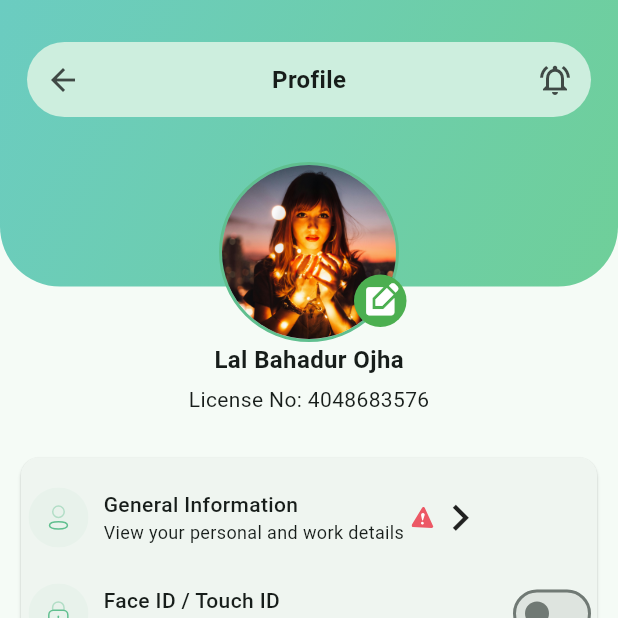
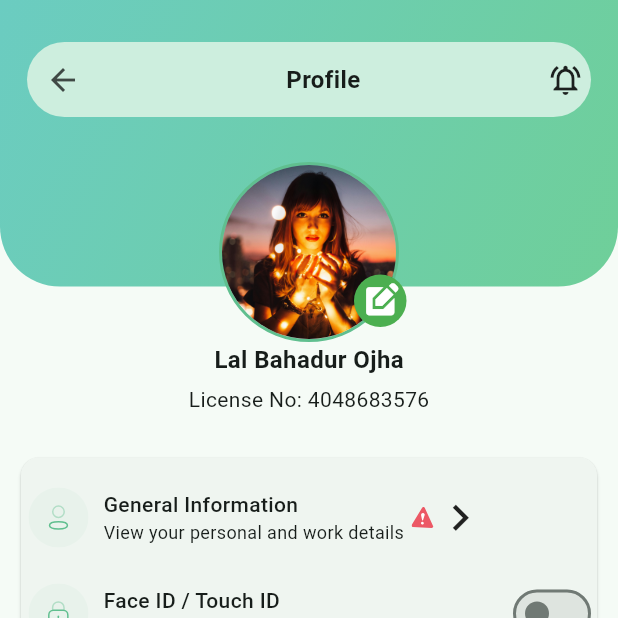
Before and after one commit to webstudioflutter/sms-driver, a Flutter app: the ProfilePage screen opened directly, on a phone screen of 412 x 824 dp, the top half of it. Run offline on Flutter 3.47's test engine with Material 3 defaults, Android fonts, the phone set to English and light mode, and no system bars; our stand-ins replace dotted_border, flutter_svg, image_picker; project files that could hold a hidden picture were left out.

Commit message:
ui fixes in profile page and title bar added

```diff
--- /dev/null
+++ b/lib/core/widgets/page_title_bar.dart
@@ -0,0 +1,66 @@
+import 'package:flutter/material.dart';
+
+class PageTitleBar extends StatelessWidget {
+  final String? title;
+  final IconData? firstIcon;
+  final VoidCallback? firstIconAction;
+  final VoidCallback? lastIconAction;
+  final Widget
+      lastWidget; // The last widget can be an icon or anything you want.
+
+  const PageTitleBar({
+    super.key,
+    this.title, // Title passed as a parameter
+    this.firstIcon =
+        Icons.arrow_back, // Default icon for the first button (back button)
+    this.lastIconAction,
+    this.firstIconAction, // Action for the first icon (optional)
+    this.lastWidget = const Icon(Icons
+        .notifications_active_outlined), // Default last widget (notification icon)
+  });
+
+  @override
+  Widget build(BuildContext context) {
+    return Padding(
+      padding: const EdgeInsets.all(8.0),
+      child: Container(
+        height: 50, // Height of the container
+        width: MediaQuery.of(context).size.width *
+            0.9, // Adjust width as per screen size
+        decoration: const BoxDecoration(
+          color: Color(0xffcdeede),
+          borderRadius: BorderRadius.all(Radius.circular(25)),
+        ),
+        child: Row(
+          children: [
+            // First Icon (back button or custom icon)
+            IconButton(
+              onPressed: firstIconAction ??
+                  () => Navigator.pop(
+                      context), // Default action is to pop the page
+              icon: Icon(firstIcon),
+            ),
+            const Spacer(), // Adds space between the widgets
+            // Title Text
+            Align(
+              alignment: Alignment.center,
+              child: Text(
+                title ?? "",
+                style: const TextStyle(
+                  fontSize: 16,
+                  fontWeight: FontWeight.w600,
+                ),
+              ),
+            ),
+            const Spacer(), // Adds space between the title and last widget
+            // Last Widget (e.g., notification icon)
+            Padding(
+              padding: const EdgeInsets.only(right: 5.0),
+              child: lastWidget,
+            ),
+          ],
+        ),
+      ),
+    );
+  }
+}
--- /dev/null
+++ b/lib/screen/dashboard/dashboard.dart
@@ -0,0 +1,33 @@
+import 'package:driver_app/screen/dashboard/home_page.dart';
+import 'package:driver_app/screen/dashboard/profile_page.dart';
+import 'package:flutter/material.dart';
+
+class DashboardPage extends StatefulWidget {
+  const DashboardPage({super.key});
+
+  @override
+  State<DashboardPage> createState() => _DashboardPageState();
+}
+
+class _DashboardPageState extends State<DashboardPage> {
+  final int _currentIndex = 0;
+
+  // List of pages for each bottom navigation item
+  final List<Widget> _pages = [
+    const HomePage(),
+    const Center(child: Text('Search Page')),
+    const Center(child: Text('Add Page')),
+    const Center(child: Text('Notifications Page')),
+    const ProfilePage(),
+  ];
+
+  @override
+  Widget build(BuildContext context) {
+    return SafeArea(
+      child: Scaffold(
+        backgroundColor: const Color(0xfffefefe),
+        body: _pages[_currentIndex],
+      ),
+    );
+  }
+}
--- a/lib/screen/dashboard/profile_page.dart
+++ b/lib/screen/dashboard/profile_page.dart
@@ -1,3 +1,4 @@
+import 'package:driver_app/core/widgets/page_title_bar.dart';
 import 'package:flutter/material.dart';
 import 'package:flutter_svg/flutter_svg.dart';
 
@@ -34,42 +35,14 @@ class _ProfilePageState extends State<ProfilePage> {
                         bottomLeft: Radius.circular(40),
                         bottomRight: Radius.circular(40))),
               ),
-              Positioned(
+              const Positioned(
                 top: 20,
                 right: 10,
                 left: 10,
-                child: Padding(
-                  padding: const EdgeInsets.all(8.0),
-                  child: Container(
-                      height: 50, // Height of the container
-                      width: MediaQuery.of(context).size.width * 0.9,
-                      decoration: const BoxDecoration(
-                          color: Color(0xffcdeede),
-                          borderRadius: BorderRadius.all(Radius.circular(25))),
-                      child: Row(
-                        children: [
-                          IconButton(
-                              onPressed: () {
-                                // Navigator.pop(context);
-                              },
-                              icon: const Icon(Icons.arrow_back)),
-                          const Spacer(),
-                          const Align(
-                              alignment: Alignment.center,
-                              child: Text(
-                                'Profile',
-                                style: TextStyle(
-                                  fontSize: 16,
-                                  fontWeight: FontWeight.w600,
-                                ),
-                              )),
-                          const Spacer(),
-                          IconButton(
-                              onPressed: () {},
-                              icon: const Icon(
-                                  Icons.notifications_active_outlined)),
-                        ],
-                      )),
+                child: PageTitleBar(
+                  title: 'Profile',
+                  firstIcon: Icons.arrow_back,
+                  lastWidget: Icon(Icons.notifications_active_outlined),
                 ),
               ),
 
```
